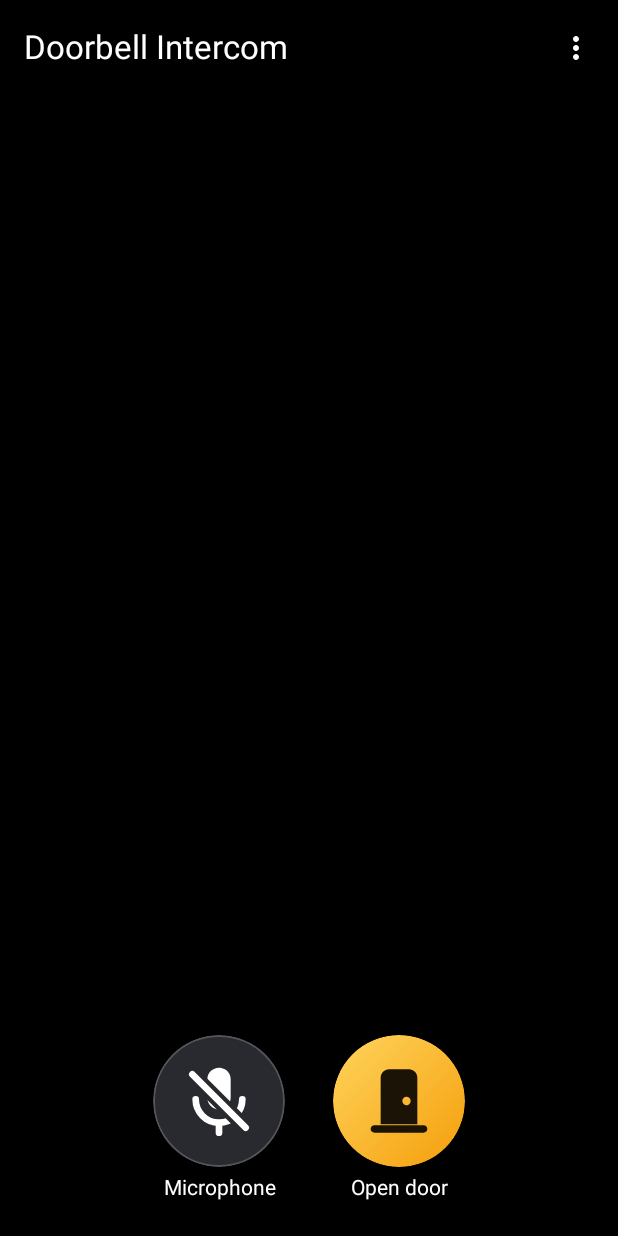
After one commit to TinyScripter/doorbell-intercom, an Android app built with Jetpack Compose: the composable MainScreen shown on its own in the app's theme, on a phone screen of 412 x 824 dp. The commit adds this screen. Run offline under Robolectric (Android 15) with nearby library versions, the phone set to English and light mode, and no system bars.

Commit message:
Migrate main screen to Compose

```diff
--- /dev/null
+++ b/app/src/main/java/de/kleinabersmart/doorbellintercom/ui/main/MainScreen.kt
@@ -0,0 +1,268 @@
+package de.kleinabersmart.doorbellintercom.ui.main
+
+import androidx.compose.foundation.background
+import androidx.compose.foundation.layout.Arrangement
+import androidx.compose.foundation.layout.Box
+import androidx.compose.foundation.layout.Column
+import androidx.compose.foundation.layout.Row
+import androidx.compose.foundation.layout.WindowInsets
+import androidx.compose.foundation.layout.WindowInsetsSides
+import androidx.compose.foundation.layout.displayCutout
+import androidx.compose.foundation.layout.fillMaxSize
+import androidx.compose.foundation.layout.fillMaxWidth
+import androidx.compose.foundation.layout.only
+import androidx.compose.foundation.layout.padding
+import androidx.compose.foundation.layout.systemBars
+import androidx.compose.foundation.layout.union
+import androidx.compose.foundation.layout.windowInsetsPadding
+import androidx.compose.material3.ExperimentalMaterial3Api
+import androidx.compose.material3.Icon
+import androidx.compose.material3.IconButton
+import androidx.compose.material3.SnackbarDuration
+import androidx.compose.material3.SnackbarHost
+import androidx.compose.material3.SnackbarHostState
+import androidx.compose.material3.SnackbarResult
+import androidx.compose.material3.Text
+import androidx.compose.material3.TopAppBar
+import androidx.compose.material3.TopAppBarDefaults
+import androidx.compose.runtime.Composable
+import androidx.compose.runtime.LaunchedEffect
+import androidx.compose.runtime.getValue
+import androidx.compose.runtime.mutableIntStateOf
+import androidx.compose.runtime.remember
+import androidx.compose.runtime.rememberCoroutineScope
+import androidx.compose.runtime.rememberUpdatedState
+import androidx.compose.runtime.setValue
+import androidx.compose.ui.Alignment
+import androidx.compose.ui.Modifier
+import androidx.compose.ui.layout.onSizeChanged
+import androidx.compose.ui.platform.LocalDensity
+import androidx.compose.ui.platform.testTag
+import androidx.compose.ui.res.colorResource
+import androidx.compose.ui.res.painterResource
+import androidx.compose.ui.res.stringResource
+import androidx.compose.ui.text.style.TextAlign
+import androidx.compose.ui.tooling.preview.Preview
+import androidx.compose.ui.unit.dp
+import androidx.compose.ui.unit.sp
+import de.kleinabersmart.doorbellintercom.R
+import de.kleinabersmart.doorbellintercom.ui.components.CallRoundButton
+import de.kleinabersmart.doorbellintercom.ui.components.SlideConfirmRequest
+import de.kleinabersmart.doorbellintercom.ui.components.SlideToConfirm
+import de.kleinabersmart.doorbellintercom.ui.components.SlideToConfirmDefaults
+import de.kleinabersmart.doorbellintercom.ui.components.TalkButton
+import de.kleinabersmart.doorbellintercom.ui.components.TalkStatusText
+import de.kleinabersmart.doorbellintercom.ui.theme.DoorBrush
+import de.kleinabersmart.doorbellintercom.ui.theme.DoorbellTheme
+import de.kleinabersmart.doorbellintercom.ui.theme.RippleOnLight
+import de.kleinabersmart.doorbellintercom.ui.theme.onVideoTextStyle
+import kotlinx.coroutines.coroutineScope
+import kotlinx.coroutines.delay
+import kotlinx.coroutines.launch
+
+/** Test-Tags des Startbildschirms (wie die früheren View-IDs). */
+object MainTestTags {
+    const val TOOLBAR = "main_toolbar"
+    const val ACTION_SETTINGS = "action_settings"
+    const val STATUS_TEXT = "status_text"
+    const val TALK_STATUS_TEXT = "talk_status_text"
+    const val DOOR_SLIDER = "door_slider"
+    const val BTN_TALK = "btn_talk"
+    const val BTN_DOOR_OPEN = "btn_door_open"
+    const val SNACKBAR_HOST = "system_check_snackbar"
+}
+
+/**
+ * Nicht dauerhaft: der Hinweis soll das Live-Bild nicht verdecken, kommt aber bei jedem Öffnen
+ * wieder. Compose kennt nur 4 s bzw. 10 s, daher Indefinite und selbst schließen.
+ */
+internal const val SYSTEM_CHECK_HINT_MS = 8000L
+
+/**
+ * Startbildschirm: Live-Bild ([video], unterste Ebene), oben eine abgedunkelte Leiste mit
+ * Titel und Einstellungen, darunter der Status; unten Mikro-Status, Tür-Slider sowie
+ * Sprechen und Tür öffnen. Zustandslos; die Activity hält den Zustand.
+ *
+ * "Tür öffnen" blendet nur den Slider ein ([onDoorOpenClick]); geöffnet wird erst über
+ * [onDoorConfirmed] nach dem Schieben. Die Aktion des Einrichtungs-Hinweises führt wie das
+ * Symbol oben rechts in die Einstellungen ([onOpenSettings]).
+ */
+@OptIn(ExperimentalMaterial3Api::class)
+@Composable
+fun MainScreen(
+    state: MainUiState,
+    onToggleTalk: () -> Unit,
+    onDoorOpenClick: () -> Unit,
+    onDoorConfirmed: () -> Unit,
+    onDoorDismiss: () -> Unit,
+    onOpenSettings: () -> Unit,
+    modifier: Modifier = Modifier,
+    snackbarHostState: SnackbarHostState = remember { SnackbarHostState() },
+    video: @Composable () -> Unit = {},
+) {
+    SystemCheckHint(state, snackbarHostState, onOpenSettings)
+    // Höhe der Button-Leiste: der Hinweis liegt direkt darüber (vorher setAnchorView(bottomBar)).
+    var bottomBarHeight by remember { mutableIntStateOf(0) }
+    val density = LocalDensity.current
+    val onVideo = colorResource(R.color.on_video)
+
+    Box(
+        modifier = modifier
+            .fillMaxSize()
+            .background(colorResource(R.color.video_background)),
+    ) {
+        video()
+
+        Column(modifier = Modifier.align(Alignment.TopCenter).fillMaxWidth()) {
+            // Das Statusleisten-Inset gehört in die abgedunkelte Fläche, nicht in die feste
+            // Höhe der Leiste – sonst würden Titel und Symbol abgeschnitten.
+            TopAppBar(
+                title = { Text(stringResource(R.string.app_name)) },
+                actions = {
+                    // Drei Punkte als eigenes Symbol, das direkt die Einstellungen öffnet (kein Überlaufmenü).
+                    IconButton(onClick = onOpenSettings, modifier = Modifier.testTag(MainTestTags.ACTION_SETTINGS)) {
+                        Icon(
+                            painter = painterResource(R.drawable.ic_settings_dots),
+                            contentDescription = stringResource(R.string.menu_settings),
+                        )
+                    }
+                },
+                colors = TopAppBarDefaults.topAppBarColors(
+                    containerColor = colorResource(R.color.video_scrim),
+                    titleContentColor = onVideo,
+                    actionIconContentColor = onVideo,
+                ),
+                windowInsets = WindowInsets.systemBars.union(WindowInsets.displayCutout).only(WindowInsetsSides.Top),
+                modifier = Modifier.testTag(MainTestTags.TOOLBAR),
+            )
+            Text(
+                text = state.statusText,
+                style = onVideoTextStyle(16.sp),
+                textAlign = TextAlign.Center,
+                modifier = Modifier
+                    .fillMaxWidth()
+                    .padding(top = 16.dp)
+                    .padding(horizontal = 16.dp)
+                    .testTag(MainTestTags.STATUS_TEXT),
+            )
+        }
+
+        Column(
+            modifier = Modifier
+                .align(Alignment.BottomCenter)
+                .fillMaxWidth()
+                .windowInsetsPadding(WindowInsets.systemBars.only(WindowInsetsSides.Bottom)),
+        ) {
+            TalkStatusText(state.talkStatusText, Modifier.testTag(MainTestTags.TALK_STATUS_TEXT))
+            SlideToConfirm(
+                request = state.doorConfirm,
+                onConfirmed = onDoorConfirmed,
+                onDismiss = onDoorDismiss,
+                modifier = Modifier
+                    .padding(SlideToConfirmDefaults.OuterPadding)
+                    .testTag(MainTestTags.DOOR_SLIDER),
+            )
+            Row(
+                horizontalArrangement = Arrangement.Center,
+                modifier = Modifier
+                    .fillMaxWidth()
+                    .onSizeChanged { bottomBarHeight = it.height }
+                    .padding(24.dp),
+            ) {
+                TalkButton(
+                    talking = state.talking,
+                    onClick = onToggleTalk,
+                    modifier = Modifier.padding(end = 16.dp),
+                    testTag = MainTestTags.BTN_TALK,
+                )
+                CallRoundButton(
+                    icon = painterResource(R.drawable.ic_door),
+                    contentDescription = stringResource(R.string.btn_door_open),
+                    label = stringResource(R.string.btn_door_open),
+                    onClick = onDoorOpenClick,
+                    background = DoorBrush,
+                    rippleColor = RippleOnLight,
+                    testTag = MainTestTags.BTN_DOOR_OPEN,
+                )
+            }
+        }
+
+        // Über den übrigen Ebenen, damit der Hinweis Slider und Mikro-Status überdeckt statt verschiebt.
+        SnackbarHost(
+            hostState = snackbarHostState,
+            modifier = Modifier
+                .align(Alignment.BottomCenter)
+                .windowInsetsPadding(WindowInsets.systemBars.only(WindowInsetsSides.Bottom))
+                .padding(bottom = with(density) { bottomBarHeight.toDp() })
+                .testTag(MainTestTags.SNACKBAR_HOST),
+        )
+    }
+}
+
+/**
+ * Fehlt eine Voraussetzung fürs Klingeln, ein Hinweis mit Weg in die Einstellungen (siehe
+ * SystemCheck). Ein schon sichtbarer Hinweis bleibt stehen; ohne Befund wird er geschlossen.
+ */
+@Composable
+private fun SystemCheckHint(state: MainUiState, hostState: SnackbarHostState, onOpenSettings: () -> Unit) {
+    val message = stringResource(R.string.check_snackbar)
+    val actionLabel = stringResource(R.string.btn_check)
+    val currentOnOpenSettings by rememberUpdatedState(onOpenSettings)
+    // Eigener Scope: ein Neustart des Effekts (nächstes onResume) darf den laufenden Hinweis nicht abbrechen.
+    val scope = rememberCoroutineScope()
+    LaunchedEffect(state.showSystemCheckHint, state.systemCheckHintRequest) {
+        if (!state.showSystemCheckHint) {
+            hostState.currentSnackbarData?.dismiss()
+            return@LaunchedEffect
+        }
+        if (hostState.currentSnackbarData != null) return@LaunchedEffect
+        scope.launch {
+            val result = coroutineScope {
+                val autoDismiss = launch {
+                    delay(SYSTEM_CHECK_HINT_MS)
+                    hostState.currentSnackbarData?.dismiss()
+                }
+                hostState.showSnackbar(message, actionLabel = actionLabel, duration = SnackbarDuration.Indefinite)
+                    .also { autoDismiss.cancel() }
+            }
+            if (result == SnackbarResult.ActionPerformed) currentOnOpenSettings()
+        }
+    }
+}
+
+@Composable
+private fun MainPreview(state: MainUiState) {
+    DoorbellTheme {
+        MainScreen(
+            state = state,
+            onToggleTalk = {},
+            onDoorOpenClick = {},
+            onDoorConfirmed = {},
+            onDoorDismiss = {},
+            onOpenSettings = {},
+        )
+    }
+}
+
+@Preview(showBackground = true, widthDp = 411, heightDp = 923)
+@Composable
+private fun MainIdlePreview() {
+    MainPreview(MainUiState(statusText = stringResource(R.string.status_connected)))
+}
+
+@Preview(showBackground = true, widthDp = 411, heightDp = 923)
+@Composable
+private fun MainTalkingSliderPreview() {
+    MainPreview(
+        MainUiState(
+            statusText = stringResource(R.string.status_connected),
+            talkStatusText = stringResource(R.string.status_talk_active),
+            talking = true,
+            doorConfirm = SlideConfirmRequest(
+                label = stringResource(R.string.slide_to_open),
+                actionLabel = stringResource(R.string.btn_door_open),
+                token = 1,
+            ),
+        )
+    )
+}
--- /dev/null
+++ b/app/src/main/java/de/kleinabersmart/doorbellintercom/ui/main/MainUiState.kt
@@ -0,0 +1,22 @@
+package de.kleinabersmart.doorbellintercom.ui.main
+
+import androidx.compose.runtime.Immutable
+import de.kleinabersmart.doorbellintercom.ui.components.SlideConfirmRequest
+
+/**
+ * Anzeige des Startbildschirms; die Activity füllt sie aus den Rückmeldungen von
+ * IntercomControls/LiveViewController und SystemCheck.
+ *
+ * Der Hinweis auf eine unvollständige Einrichtung erscheint bei jedem Öffnen erneut:
+ * [systemCheckHintRequest] zählt die Anfragen (onResume), [showSystemCheckHint] sagt, ob es
+ * überhaupt etwas zu melden gibt (sonst wird ein sichtbarer Hinweis geschlossen).
+ */
+@Immutable
+data class MainUiState(
+    val statusText: String = "",
+    val talkStatusText: String = "",
+    val talking: Boolean = false,
+    val doorConfirm: SlideConfirmRequest? = null,
+    val showSystemCheckHint: Boolean = false,
+    val systemCheckHintRequest: Int = 0,
+)
```
Also changed, not shown: app/src/main/java/de/kleinabersmart/doorbellintercom/MainActivity.kt (+64 -56 lines).
